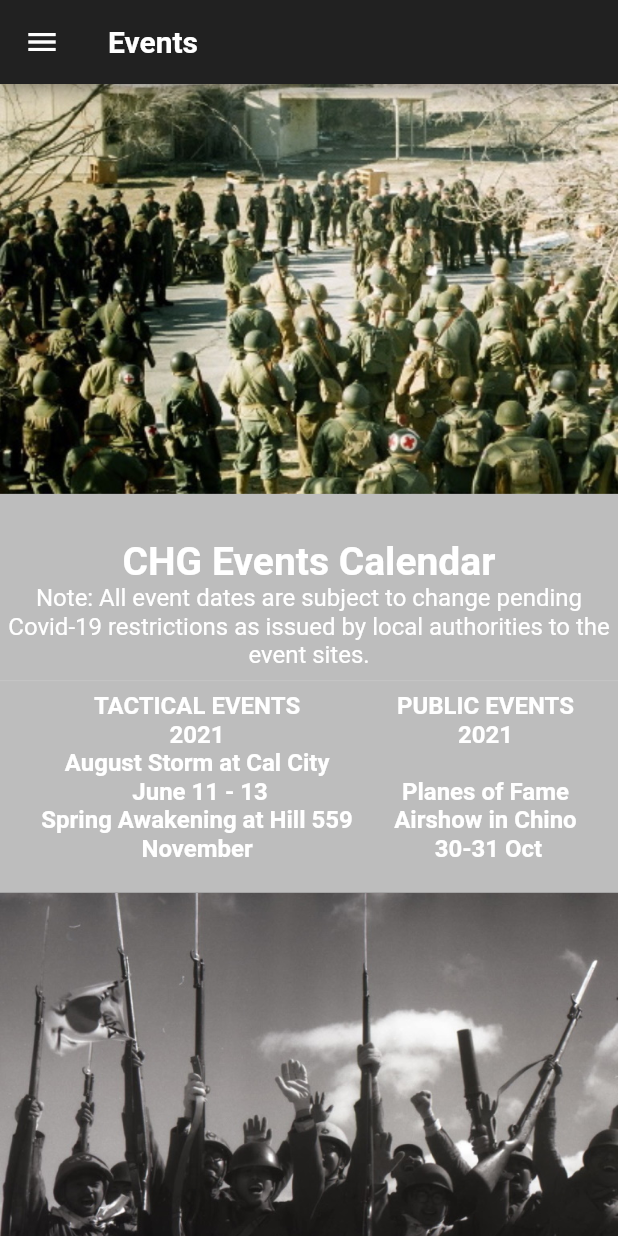
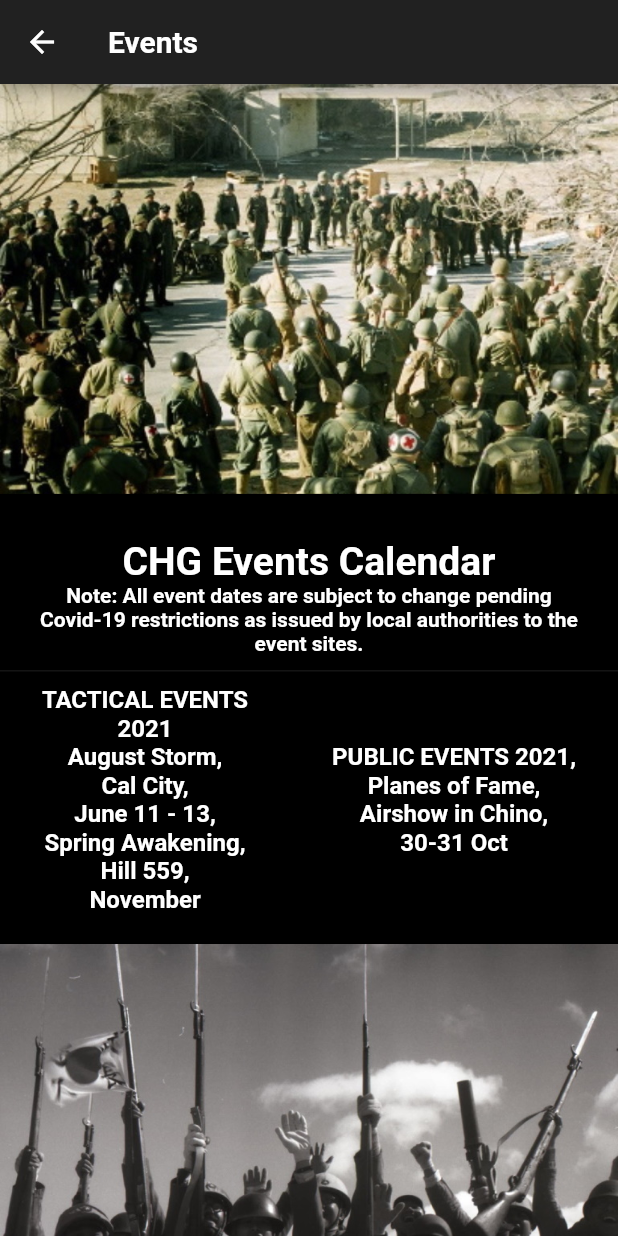
Before and after one commit to AllexisAlvarico/CHG_app, a Flutter app: the EventsPage screen opened by its route, on a phone screen of 412 x 824 dp. Run offline on Flutter 3.47's test engine with Material 2 defaults, Android fonts, the phone set to English and light mode, and no system bars; our stand-ins replace animated_splash_screen; missing offline and left inert: advance_pdf_viewer; Roboto replaces fonts that are missing (Futura).

Commit message:
removed the duplicated files and added final touches

```diff
--- a/lib/screens/HQParent.dart
+++ b/lib/screens/HQParent.dart
@@ -1,7 +1,7 @@
 import 'package:chg/utilities/sideDrawer.dart';
 import 'package:chg/tabs/HeadquartersTab.dart';
-import 'package:chg/tabs/AxisTab.dart';
-import 'package:chg/tabs/AlliesTab.dart';
+import 'package:chg/tabs/AxisPage.dart';
+import 'package:chg/tabs/AlliesPage.dart';
 import 'package:flutter/material.dart';
 
 class TestScreen extends StatefulWidget {
@@ -12,7 +12,7 @@ class TestScreen extends StatefulWidget {
 class _TestScreenState extends State<TestScreen> {
   int _index = 0;
 
-  final List<Widget> _tabs = [HeadquartersTab(), AlliesTab(), AxisTab()];
+  final List<Widget> _tabs = [HeadquartersTab(), AlliesPage(), AxisPage()];
   @override
   Widget build(BuildContext context) {
     return Scaffold(
--- a/lib/screens/events.dart
+++ b/lib/screens/events.dart
@@ -1,6 +1,6 @@
-import 'package:chg/utilities/sideDrawer.dart';
 import 'package:flutter/material.dart';
 import 'package:url_launcher/url_launcher.dart';
+import 'package:chg/globals.dart';
 
 final Uri _launchGDrive = Uri(
     scheme: 'https',
@@ -16,6 +16,10 @@ class _EventsPageState extends State<EventsPage> {
   Widget build(BuildContext context) {
     return Scaffold(
       appBar: AppBar(
+        automaticallyImplyLeading: true, // allows use of back button
+        leading: IconButton(
+            icon: Icon(Icons.arrow_back),
+            onPressed: () => Navigator.pop(context, false)),
         title: Text(
           "Events",
           style: TextStyle(
@@ -24,60 +28,67 @@ class _EventsPageState extends State<EventsPage> {
               fontFamily: "Futura"),
         ),
       ),
-      drawer: SideDrawer(),
       body: ListView(
         children: <Widget>[
           Image(image: AssetImage("assets/images/events/events1.jpg")),
           Container(
-            color: Colors.grey[400],
+            color: Colors.black,
             child: Column(
               children: [
-                Text(
+                createText(
                   "\nCHG Events Calendar",
-                  textAlign: TextAlign.center,
-                  style: TextStyle(fontSize: 26, fontWeight: FontWeight.bold),
+                  TextStyle(
+                      fontSize: headerTextFontSize,
+                      fontWeight: FontWeight.bold,
+                      color: Colors.white),
+                  TextAlign.center,
                 ),
-                Text(
+                createText(
                   "Note: All event dates are subject to change pending Covid-19 " +
                       "restrictions as issued by local authorities to the event sites.",
-                  textAlign: TextAlign.center,
-                  style: TextStyle(
-                    fontSize: 16,
-                  ),
+                  TextStyle(fontWeight: FontWeight.bold, color: Colors.white),
+                  TextAlign.center,
                 ),
-                Divider(height: 15.0),
+                Divider(height: spaceSize),
                 Container(
                     child: Row(
-                  mainAxisAlignment: MainAxisAlignment.spaceEvenly,
+                  mainAxisAlignment: MainAxisAlignment.spaceAround,
                   children: [
-                    Text(
-                      "TACTICAL EVENTS\n2021\nAugust Storm at Cal City\n June 11 - 13\nSpring Awakening at Hill 559\nNovember",
-                      textAlign: TextAlign.center,
-                      style:
-                          TextStyle(fontSize: 16, fontWeight: FontWeight.bold),
+                    createText(
+                      "TACTICAL EVENTS\n2021\nAugust Storm,\nCal City,\nJune 11 - 13,\nSpring Awakening,\nHill 559,\nNovember",
+                      TextStyle(
+                        fontSize: regularTextFontSize,
+                        fontWeight: FontWeight.bold,
+                        color: Colors.white,
+                      ),
+                      TextAlign.center,
                     ),
-                    Text(
-                      "PUBLIC EVENTS\n2021\n\nPlanes of Fame\nAirshow in Chino\n 30-31 Oct",
-                      textAlign: TextAlign.center,
-                      style:
-                          TextStyle(fontSize: 16, fontWeight: FontWeight.bold),
+                    createText(
+                      "PUBLIC EVENTS 2021,\nPlanes of Fame,\nAirshow in Chino,\n30-31 Oct",
+                      TextStyle(
+                        fontSize: regularTextFontSize,
+                        fontWeight: FontWeight.bold,
+                        color: Colors.white,
+                      ),
+                      TextAlign.center,
                     ),
                   ],
                 )),
               ],
             ),
           ),
-          Divider(height: 20.0, thickness: 21.0, color: Colors.grey[400]),
+          Divider(height: spaceSize, thickness: 21.0, color: Colors.black),
           Image(image: AssetImage("assets/images/events/events2.jpg")),
           Divider(
-            height: 10.0,
+            height: spaceSize,
           ),
           createText(
               "Temporary Membership Rule",
-              TextStyle(fontSize: 26, fontWeight: FontWeight.bold),
+              TextStyle(
+                  fontSize: headerTextFontSize, fontWeight: FontWeight.bold),
               TextAlign.center),
           Divider(
-            height: 7.5,
+            height: spaceSize,
             thickness: 2,
           ),
           createText(
@@ -94,10 +105,10 @@ class _EventsPageState extends State<EventsPage> {
                   "\n\nPlease note that if you are not current on your CHG dues," +
                   " you will need to pay either Temporary or Regular Membership" +
                   " dues at the event.",
-              TextStyle(fontSize: 16),
+              TextStyle(fontSize: regularTextFontSize),
               TextAlign.left),
           Divider(
-            height: 15.0,
+            height: spaceSize,
             color: Colors.transparent,
           ),
           createText(
@@ -106,14 +117,15 @@ class _EventsPageState extends State<EventsPage> {
               TextStyle(fontSize: 24, fontWeight: FontWeight.bold),
               TextAlign.center),
           Divider(
-            height: 15.0,
+            height: spaceSize,
             thickness: 2,
           ),
           createText(
               "CHG Photography Policy",
-              TextStyle(fontSize: 26, fontWeight: FontWeight.bold),
+              TextStyle(
+                  fontSize: headerTextFontSize, fontWeight: FontWeight.bold),
               TextAlign.center),
-          Divider(height: 15.0, thickness: 2),
+          Divider(height: spaceSize, thickness: 2),
           createText(
               "Taking digital photographs and video is reserved for paid " +
                   "CHG Members. The amount and nature should be such that it does" +
@@ -127,18 +139,19 @@ class _EventsPageState extends State<EventsPage> {
                   " member units. Regardless who attends an event they must be in" +
                   " period clothing, with grooming and overall appearance meeting" +
                   " standards of the time period.",
-              TextStyle(fontSize: 16),
+              TextStyle(fontSize: regularTextFontSize),
               TextAlign.left),
           Divider(
-            height: 15.0,
+            height: spaceSize,
             thickness: 2,
           ),
           createText(
               "Different Event Types",
-              TextStyle(fontSize: 26, fontWeight: FontWeight.bold),
+              TextStyle(
+                  fontSize: headerTextFontSize, fontWeight: FontWeight.bold),
               TextAlign.center),
           Divider(
-            height: 15.0,
+            height: spaceSize,
             thickness: 2,
           ),
           createText(
@@ -149,18 +162,19 @@ class _EventsPageState extends State<EventsPage> {
                   " descriptions of the different event types with examples of" +
                   " each. See the calendar for notices and links to more" +
                   " information of CHG hosted and participating events.",
-              TextStyle(fontSize: 16),
+              TextStyle(fontSize: regularTextFontSize),
               TextAlign.left),
           Divider(
-            height: 15.0,
+            height: spaceSize,
             thickness: 2,
           ),
           createText(
               "Private Tactical Battle",
-              TextStyle(fontSize: 26, fontWeight: FontWeight.bold),
+              TextStyle(
+                  fontSize: headerTextFontSize, fontWeight: FontWeight.bold),
               TextAlign.center),
           Divider(
-            height: 15.0,
+            height: spaceSize,
             thickness: 2,
           ),
           createText(
@@ -198,20 +212,21 @@ class _EventsPageState extends State<EventsPage> {
                   " battles at Living History events such as the Chino Air" +
                   " Show and at Marching Through History.",
               TextStyle(
-                fontSize: 16,
+                fontSize: regularTextFontSize,
               ),
               TextAlign.left),
           Divider(
-            height: 15.0,
+            height: spaceSize,
             thickness: 2,
           ),
           Text(
             "Living History",
-            style: TextStyle(fontSize: 26, fontWeight: FontWeight.bold),
+            style: TextStyle(
+                fontSize: headerTextFontSize, fontWeight: FontWeight.bold),
             textAlign: TextAlign.center,
           ),
           Divider(
-            height: 15.0,
+            height: spaceSize,
             thickness: 2,
           ),
           createText(
@@ -237,18 +252,19 @@ class _EventsPageState extends State<EventsPage> {
                   " includes other venues involving the public, such as Air" +
                   " Shows, Gun Shows, Parades. Veteran Events, Memorial" +
                   " Services, etc. ",
-              TextStyle(fontSize: 16),
+              TextStyle(fontSize: regularTextFontSize),
               TextAlign.left),
           Divider(
-            height: 15.0,
+            height: spaceSize,
             thickness: 2,
           ),
           createText(
               "Minimum Age\nPolicy for Tactical Events:",
-              TextStyle(fontSize: 26, fontWeight: FontWeight.bold),
+              TextStyle(
+                  fontSize: headerTextFontSize, fontWeight: FontWeight.bold),
               TextAlign.center),
           Divider(
-            height: 15.0,
+            height: spaceSize,
             thickness: 2,
           ),
           createText(
@@ -263,9 +279,9 @@ class _EventsPageState extends State<EventsPage> {
                   " must be present with the minor during the event. " +
                   "In no situation, however, may anyone under the age " +
                   " of 15 be admitted to tactical events.",
-              TextStyle(fontSize: 16),
+              TextStyle(fontSize: regularTextFontSize),
               TextAlign.left),
-          Divider(height: 15.0),
+          Divider(height: spaceSize),
           GestureDetector(
               onTap: () => _launchURL(_launchGDrive.toString()),
               child: ClipRRect(
@@ -275,7 +291,7 @@ class _EventsPageState extends State<EventsPage> {
                 ),
               )),
           Divider(
-            height: 15.0,
+            height: spaceSize,
           ),
         ],
       ), // temp
@@ -285,15 +301,3 @@ class _EventsPageState extends State<EventsPage> {
 
 void _launchURL(_url) async =>
     await canLaunch(_url) ? await launch(_url) : throw 'Could not launch $_url';
-
-createText(String text, TextStyle style, TextAlign position) {
-  return SizedBox(
-      width: double.infinity,
-      child: Container(
-          margin: const EdgeInsets.fromLTRB(10.0, 0.0, 10.0, 0),
-          child: Text(
-            text,
-            style: style,
-            textAlign: position,
-          )));
-}
```
Also changed, not shown: lib/events.dart (deleted, +0 -303 lines), lib/tabs/AlliesTab.dart (deleted, +0 -15 lines), lib/tabs/AxisTab.dart (deleted, +0 -17 lines), lib/tabs/AlliesPage.dart (renamed from lib/allies.dart), lib/tabs/AxisPage.dart (renamed from lib/axis.dart).
